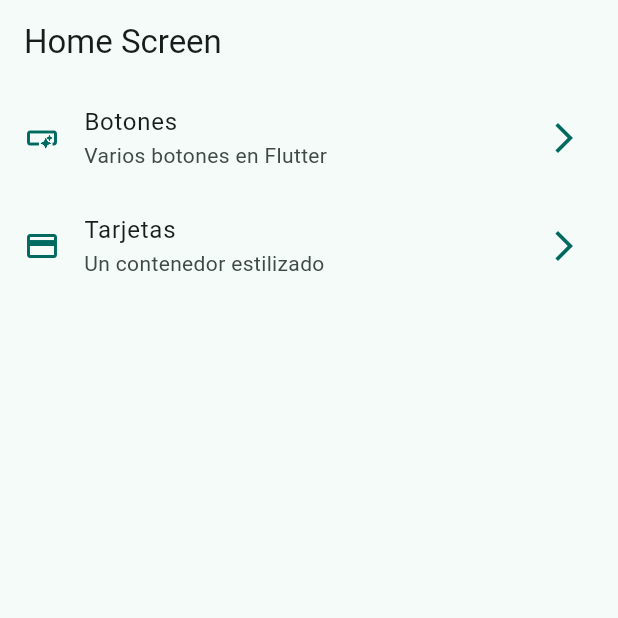
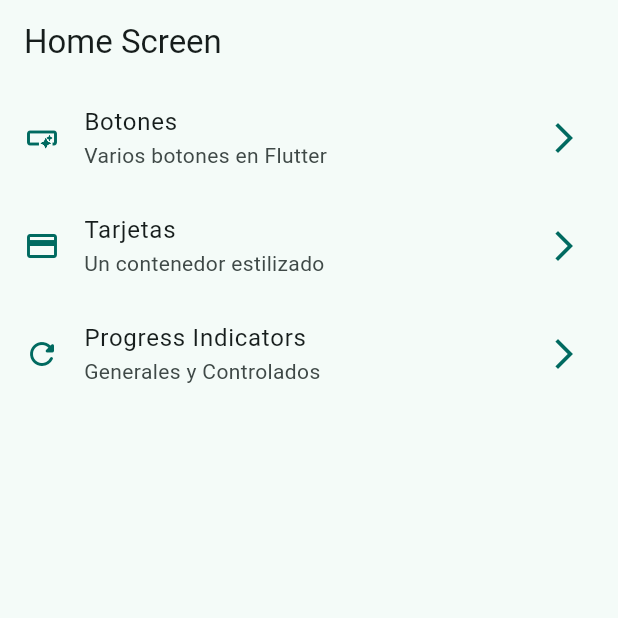
Before and after one commit to Salchichon057/Flutter-Widgets, a Flutter app: the screen it shows after launch, on a phone screen of 412 x 824 dp, the top half of it. Run offline on Flutter 3.47's test engine with Material 3 defaults, Android fonts, the phone set to English and light mode, and no system bars; our stand-ins replace go_router.

Commit message:
finish progress indicator

```diff
--- a/lib/config/menu/menu_items.dart
+++ b/lib/config/menu/menu_items.dart
@@ -27,4 +27,10 @@ const appMenuItems = <MenuItem>[
     link: '/cards',
     icon: Icons.credit_card
   ),
+  MenuItem(
+    title: 'Progress Indicators',
+    subtitle: 'Generales y Controlados',
+    link: '/progress',
+    icon: Icons.refresh_rounded
+  ),
 ];
--- a/lib/config/router/app_router.dart
+++ b/lib/config/router/app_router.dart
@@ -19,5 +19,10 @@ final appRouter = GoRouter(
       name: CardsScreen.routeName,
       builder: (context, state) => const CardsScreen(),
     ),
+    GoRoute(
+      path: '/progress',
+      name: ProgressScreen.routeName,
+      builder: (context, state) => const ProgressScreen(),
+    ),
   ],
 );
```
Also changed, not shown: lib/presentation/screens/progress/progress_screen.dart (+72 -1 lines).
